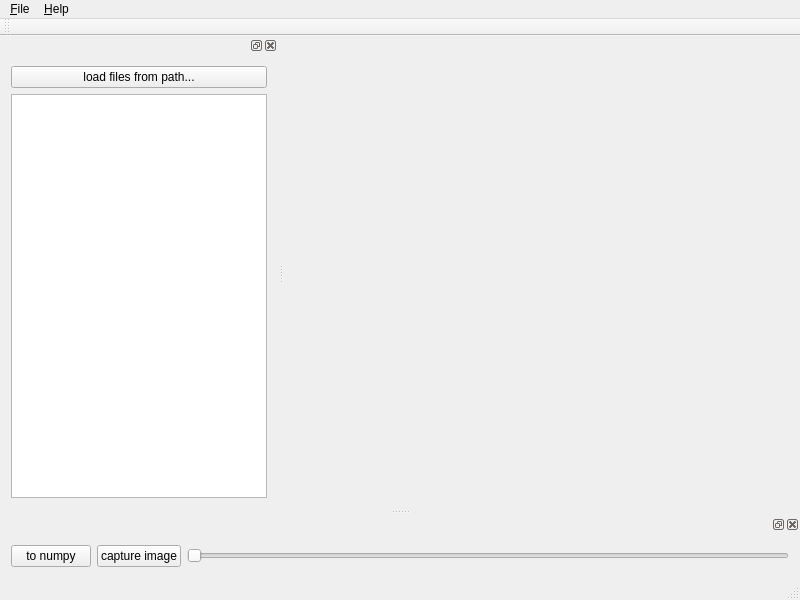
itcd/volume-rendering-vtk-qt-python, file qt-vtk/ui/mainwindow.ui: the form before one commit.
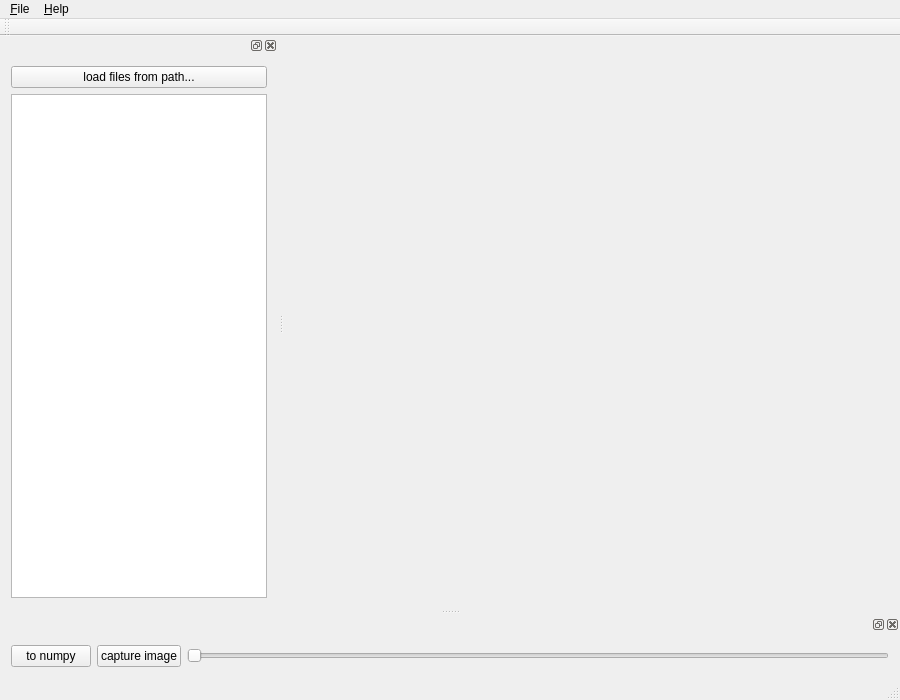
The form after the commit.

Diff of the .ui file:
```diff
--- a/qt-vtk/ui/mainwindow.ui
+++ b/qt-vtk/ui/mainwindow.ui
@@ -6,8 +6,8 @@
    <rect>
     <x>0</x>
     <y>0</y>
-    <width>800</width>
-    <height>600</height>
+    <width>900</width>
+    <height>700</height>
    </rect>
   </property>
   <property name="windowTitle">
@@ -25,7 +25,7 @@
     <rect>
      <x>0</x>
      <y>0</y>
-     <width>800</width>
+     <width>900</width>
      <height>26</height>
     </rect>
    </property>
```
